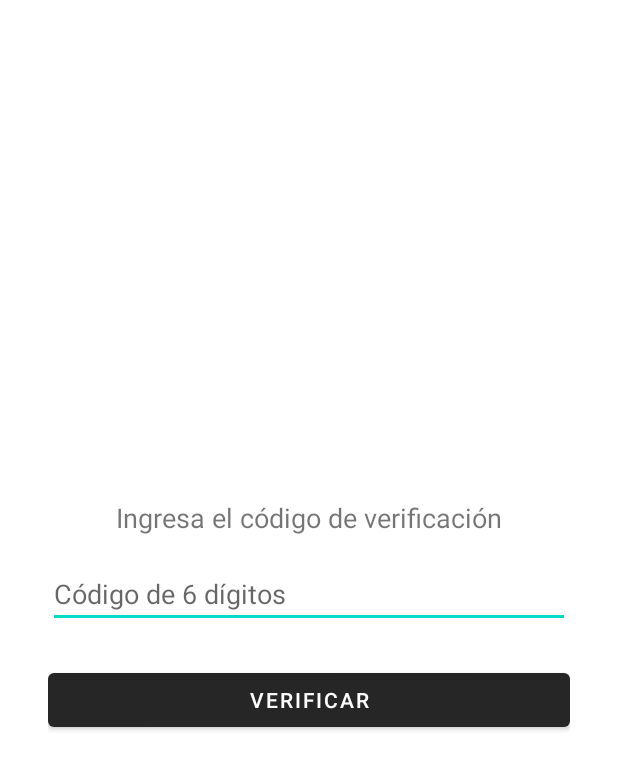
After one commit to misrael97/appgidi, an Android app: the layout activity_verify_code.xml on its own in the app's theme, with its tools: preview values and no code run, on a phone screen of 412 x 824 dp. The commit adds this screen. Shown: the top 770 px of the screen. Run offline under Robolectric (Android 15) with nearby library versions, the phone set to English and light mode, and no system bars; Roboto replaces fonts that are not available here.

Commit message:
Se implementa autenticación de dos factores
Se implementa un flujo de autenticación de dos factores (2FA). Primero, el usuario ingresa sus credenciales. Si son válidas, se envía un código de verificación a su correo. Luego, el usuario ingresa este código en una nueva pantalla para completar el inicio de sesión y obtener el token JWT.

Cambios específicos:

- LoginActivity:
  - Modificada para solicitar el código de verificación en lugar de iniciar sesión directamente.
  - Al recibir una respuesta exitosa, redirige a VerifyCodeActivity.
- VerifyCodeActivity:
  - Nueva actividad para ingresar el código de verificación.
  - Envía el código y el correo electrónico al backend para verificar.
  - Si la verificación es exitosa, guarda el token JWT y redirige a HorarioActivity.
- ApiService:
  - Añadido un nuevo endpoint `verifyCode` para verificar el código.
- HorarioActivity:
  - Se añade comprobación de token JWT al iniciar la actividad, redirigiendo a LoginActivity si no existe.
- Nuevos modelos:
  - VerifyCodeRequest: Para enviar el correo y el código al backend.
  - LoginInitResponse: Para manejar la respuesta inicial del login que solo confirma el envío del código.

```diff
--- a/app/src/main/java/com/example/appgidi/network/ApiService.java
+++ b/app/src/main/java/com/example/appgidi/network/ApiService.java
@@ -6,6 +6,7 @@ import com.example.appgidi.models.GradesResponse;
 import com.example.appgidi.models.GroupDataResponse;
 import com.example.appgidi.models.LoginResponse;
 import com.example.appgidi.models.User;
+import com.example.appgidi.models.VerifyCodeRequest;
 
 import java.util.List;
 
@@ -57,6 +58,7 @@ public interface ApiService {
             @Header("Authorization") String token
     );
 
-
+    @POST("/api/users/verify")
+    Call<LoginResponse> verifyCode(@Body VerifyCodeRequest request);
 
 }
--- /dev/null
+++ b/app/src/main/res/layout/activity_verify_code.xml
@@ -0,0 +1,32 @@
+<?xml version="1.0" encoding="utf-8"?>
+<LinearLayout xmlns:android="http://schemas.android.com/apk/res/android"
+    android:layout_width="match_parent"
+    android:layout_height="match_parent"
+    android:orientation="vertical"
+    android:padding="32dp"
+    android:gravity="center"
+    android:background="#FFFFFF">
+
+    <TextView
+        android:text="Ingresa el código de verificación"
+        android:layout_width="wrap_content"
+        android:layout_height="wrap_content"
+        android:textSize="18sp"
+        android:layout_marginBottom="16dp" />
+
+    <EditText
+        android:id="@+id/editCode"
+        android:layout_width="match_parent"
+        android:layout_height="wrap_content"
+        android:hint="Código de 6 dígitos"
+        android:inputType="number"
+        android:maxLength="6" />
+
+    <Button
+        android:id="@+id/btnVerify"
+        android:layout_width="match_parent"
+        android:layout_height="wrap_content"
+        android:text="Verificar"
+        android:layout_marginTop="24dp" />
+
+</LinearLayout>
```
Also changed, not shown: app/src/main/java/com/example/appgidi/HorarioActivity.java (+7 -0 lines), app/src/main/java/com/example/appgidi/LoginActivity.java (+26 -49 lines), app/src/main/java/com/example/appgidi/VerifyCodeActivity.java (added, +79 -0 lines), app/src/main/java/com/example/appgidi/models/LoginInitResponse.java (added, +27 -0 lines), app/src/main/java/com/example/appgidi/models/VerifyCodeRequest.java (added, +11 -0 lines).
